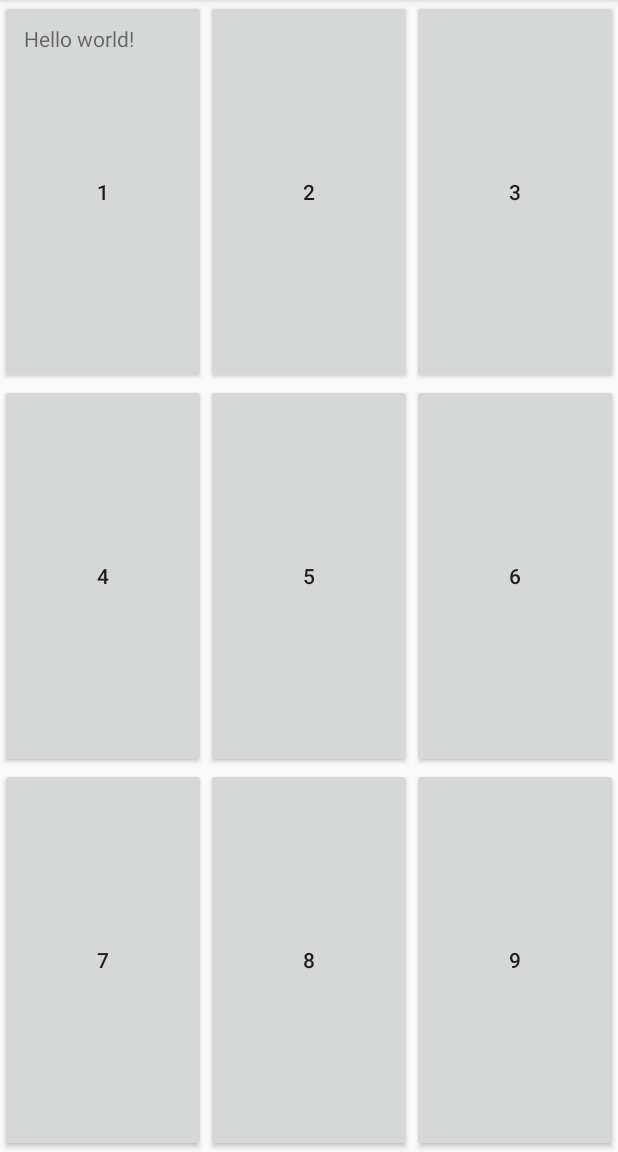
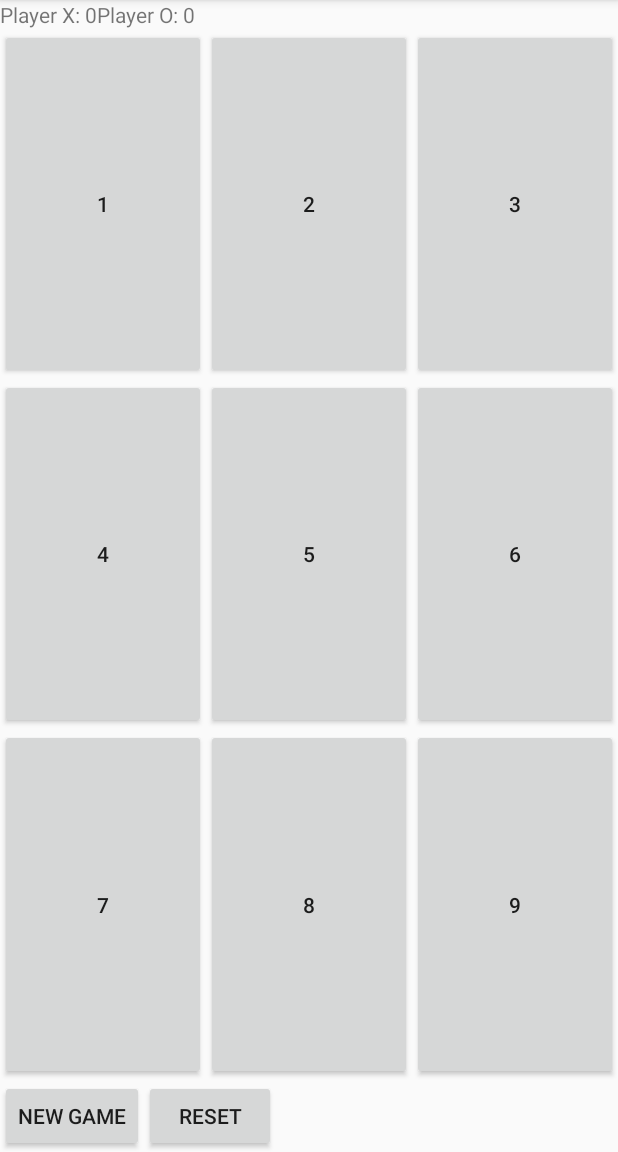
Before and after one commit to snixer724/DJA_BATTT, an Android app: the screen it shows after launch (MainActivity), on a phone screen of 412 x 824 dp, the part 84-1236 px from its top. Run offline under Robolectric (Android 15) with nearby library versions, the phone set to English and light mode, and no system bars.

Commit message:
Most of the game

```diff
--- a/TicTacToeDemo/src/main/java/com/example/tictactoedemo/MainActivity.java
+++ b/TicTacToeDemo/src/main/java/com/example/tictactoedemo/MainActivity.java
@@ -15,8 +15,12 @@ import android.widget.TextView;
 
 public class MainActivity extends ActionBarActivity {
     Board b;
-
+    int xScore = 0;
+    int oScore = 0;
+    TextView xText;
+    TextView oText;
     Player currPlayer;
+    Button[] buttons;
     @Override
     protected void onCreate(Bundle savedInstanceState) {
         super.onCreate(savedInstanceState);
@@ -29,31 +33,50 @@ public class MainActivity extends ActionBarActivity {
         }
 
         b = new Board();
+
+        // Set initial scores to zero
+        xText = (TextView) findViewById(R.id.xScore);
+        oText = (TextView) findViewById(R.id.oScore);
+        updateScore();
+
+        // Set current player
         currPlayer = Player.X;
-        final Button[] buttons = new Button[9];
+
+        // Create button array
+        buttons = new Button[9];
         for(int i = 1; i < 10; i++){
             Button btn = (Button)findViewById(getResources().getIdentifier("button" + i, "id", getPackageName()));
             btn.setTag(R.string.row,(Integer) (i-1)/3);
             btn.setTag(R.string.col,(Integer) (i-1)%3);
-
 
             btn.setOnClickListener(new View.OnClickListener() {
                 public void onClick(View v) {
                     // Perform action on click
                     ((Button)(v)).setText(currPlayer.toString());
 
-
-
                     try{
                         b.makePlay((Integer) v.getTag(R.string.row), (Integer) v.getTag(R.string.col), currPlayer);
                     }catch (RuntimeException e){
-                        ((Button)(v)).setText("Game over, " + currPlayer + " won!");
+                        if (b.checkWin()) {
+                            // Update which player won
+                            switch (currPlayer) {
+                                case X:
+                                    xScore++;
+                                    break;
+                                case O:
+                                    oScore++;
+                                    break;
+                            }
+                        }
+                        updateScore();
 
+                        // Disable all of the buttons
                         for(Button i : buttons){
                             i.setEnabled(false);
                         }
                     }
 
+                    // switch player
                     if(currPlayer == Player.O){
                         currPlayer = Player.X;
                     }else{
@@ -67,9 +90,42 @@ public class MainActivity extends ActionBarActivity {
             });
             buttons[i-1] = btn;
         }
+        // Create game buttons
+        Button newGame = (Button)findViewById(R.id.newGame);
+        Button reset = (Button)findViewById(R.id.reset);
+
+        // Anonymous button listener
+        newGame.setOnClickListener(new View.OnClickListener() {
+            @Override
+            public void onClick(View view) {
+                fixButtons();
+            }
+        });
+
+        reset.setOnClickListener(new View.OnClickListener() {
+            @Override
+            public void onClick(View view) {
+                fixButtons();
+                xScore = 0;
+                oScore = 0;
+                updateScore();
+            }
+        });
     }
 
+    private void updateScore() {
+        xText.setText("Player X: " + xScore);
+        oText.setText("Player O: " + oScore);
+    }
 
+    private void fixButtons() {
+        b.resetBoard();
+        for (Button b : buttons) {
+            b.setText("");
+            b.setEnabled(true);
+        }
+        currPlayer = Player.X;
+    }
     @Override
     public boolean onCreateOptionsMenu(Menu menu) {
 
--- a/TicTacToeDemo/src/main/res/layout/activity_main.xml
+++ b/TicTacToeDemo/src/main/res/layout/activity_main.xml
@@ -12,9 +12,31 @@
         android:layout_height="fill_parent"
         android:layout_gravity="left|top">
 
+        <LinearLayout
+            android:orientation="horizontal"
+            android:layout_width="fill_parent"
+            android:layout_height="wrap_content">
+
+            <TextView
+                android:layout_width="wrap_content"
+                android:layout_height="wrap_content"
+                android:textAppearance="?android:attr/textAppearanceSmall"
+                android:text="Small Text"
+                android:id="@+id/xScore" />
+
+            <TextView
+                android:layout_width="wrap_content"
+                android:layout_height="wrap_content"
+                android:textAppearance="?android:attr/textAppearanceSmall"
+                android:text="Small Text"
+                android:id="@+id/oScore" />
+
+        </LinearLayout>
+
         <TableLayout
             android:layout_width="fill_parent"
-            android:layout_height="fill_parent">
+            android:layout_height="wrap_content"
+            android:layout_weight="10">
 
             <TableRow
                 android:layout_width="fill_parent"
@@ -54,7 +76,6 @@
                     android:text="4"
                     android:id="@+id/button4"
                     android:layout_weight="10"/>
-
 
                 <Button
                     android:layout_width="wrap_content"
@@ -99,6 +120,25 @@
             </TableRow>
 
         </TableLayout>
+
+        <LinearLayout
+            android:orientation="horizontal"
+            android:layout_width="fill_parent"
+            android:layout_height="wrap_content">
+
+            <Button
+                android:layout_width="wrap_content"
+                android:layout_height="wrap_content"
+                android:text="New Game"
+                android:id="@+id/newGame" />
+
+            <Button
+                android:layout_width="wrap_content"
+                android:layout_height="wrap_content"
+                android:text="Reset"
+                android:id="@+id/reset" />
+        </LinearLayout>
+
     </LinearLayout>
 
 </FrameLayout>
--- a/TicTacToeDemo/src/main/res/layout/fragment_main.xml
+++ b/TicTacToeDemo/src/main/res/layout/fragment_main.xml
@@ -8,9 +8,5 @@
     android:paddingBottom="@dimen/activity_vertical_margin"
     tools:context=".MainActivity$PlaceholderFragment">
 
-    <TextView
-        android:text="@string/hello_world"
-        android:layout_width="wrap_content"
-        android:layout_height="wrap_content" />
 
 </RelativeLayout>
--- a/TicTacToeDemo/src/main/res/values/strings.xml
+++ b/TicTacToeDemo/src/main/res/values/strings.xml
@@ -2,7 +2,6 @@
 <resources>
 
     <string name="app_name">TicTacToeDemo</string>
-    <string name="hello_world">Hello world!</string>
     <string name="action_settings">Settings</string>
     <string name="col">Column</string>
     <string name="row">Row</string>
```
Also changed, not shown: TicTacToeDemo/src/main/java/com/example/tictactoedemo/Board.java (+11 -1 lines).
